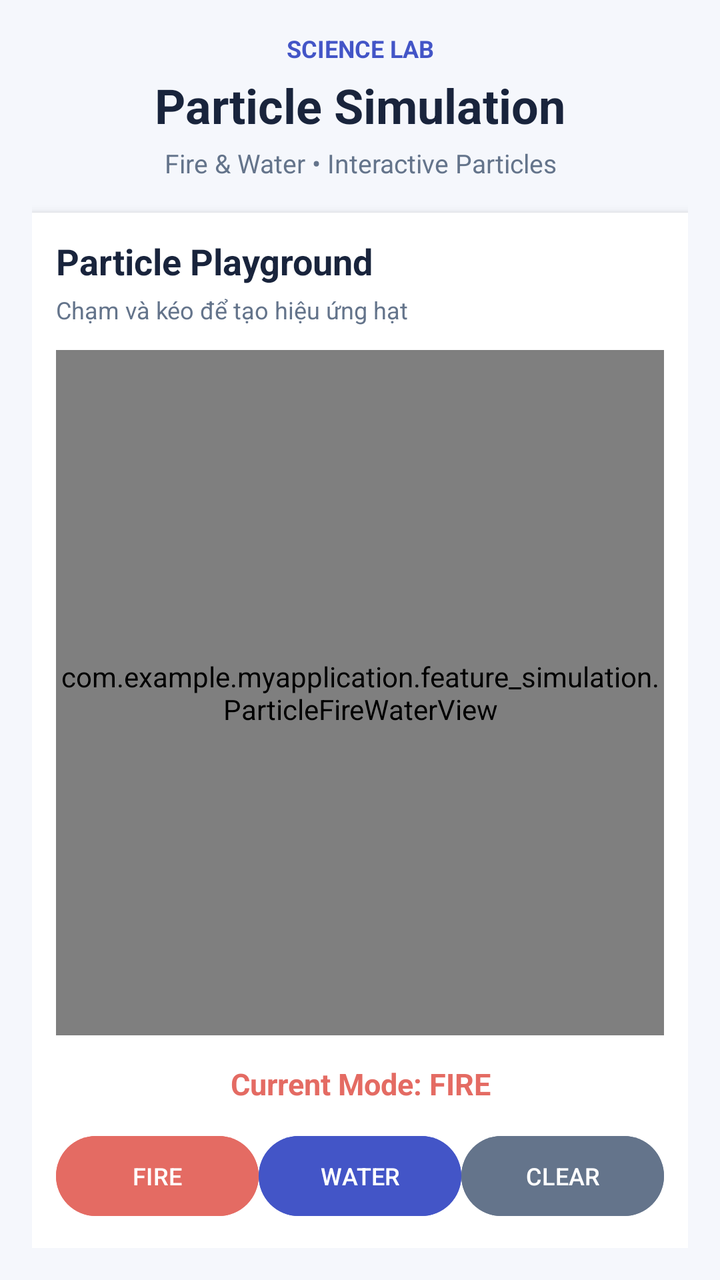
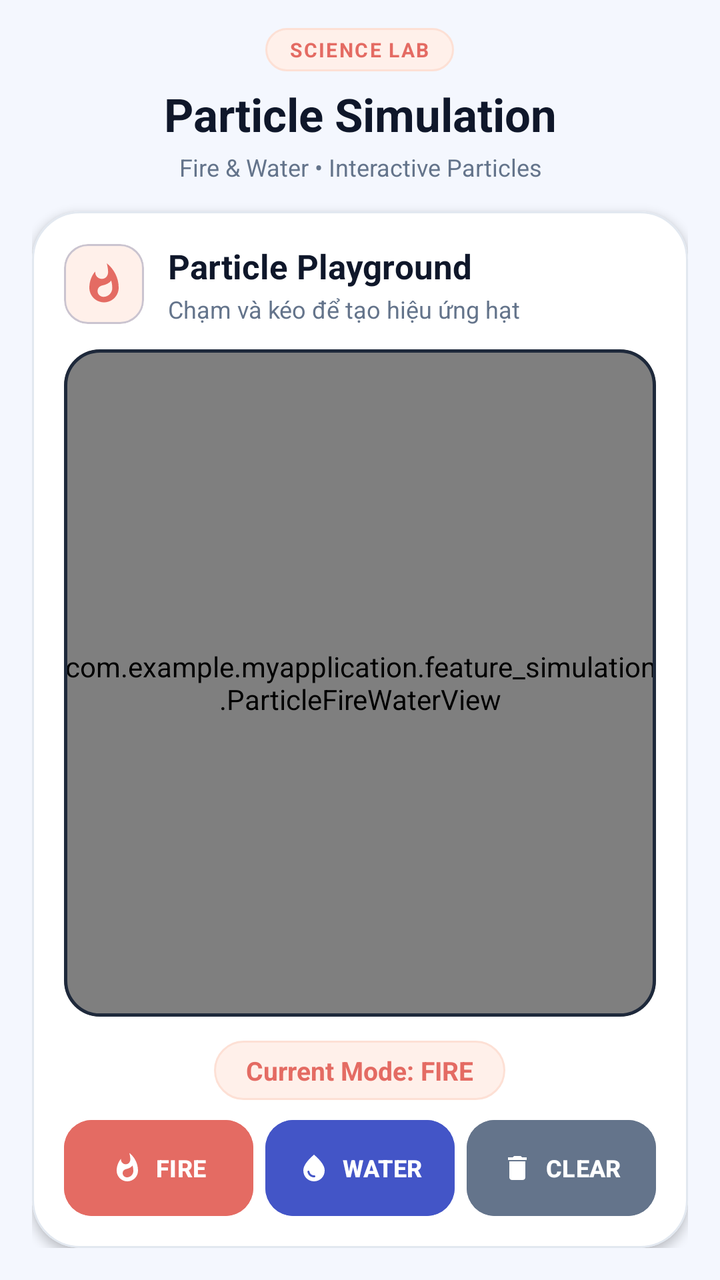

Before-and-after screenshots of an Android layout around one commit, followed by the original layout XML and the change that was made.
<!-- AndroidManifest.xml: application theme Theme.MyApplication -->
<!-- res/layout/fragment_simulation.xml -->
<?xml version="1.0" encoding="utf-8"?>
<LinearLayout
    xmlns:android="http://schemas.android.com/apk/res/android"
    android:layout_width="match_parent"
    android:layout_height="match_parent"
    android:orientation="vertical"
    android:background="#F5F7FC"
    android:paddingLeft="16dp"
    android:paddingRight="16dp"
    android:paddingTop="16dp"
    android:paddingBottom="16dp">

    
    <TextView
        android:layout_width="match_parent"
        android:layout_height="wrap_content"
        android:text="@string/title_science_lab"
        android:textColor="#4355C7"
        android:textSize="12sp"
        android:textStyle="bold"
        android:gravity="center"/>

    <TextView
        android:layout_width="match_parent"
        android:layout_height="wrap_content"
        android:layout_marginTop="4dp"
        android:text="@string/subtitle_simulation"
        android:textColor="#19243C"
        android:textSize="24sp"
        android:textStyle="bold"
        android:gravity="center"/>

    <TextView
        android:layout_width="match_parent"
        android:layout_height="wrap_content"
        android:layout_marginTop="4dp"
        android:layout_marginBottom="16dp"
        android:text="@string/tag_simulation_features"
        android:textColor="#64748B"
        android:textSize="13sp"
        android:gravity="center"/>

    
    <LinearLayout
        android:layout_width="match_parent"
        android:layout_height="0dp"
        android:layout_weight="1"
        android:orientation="vertical"
        android:background="#FFFFFF"
        android:padding="12dp"
        android:elevation="3dp">

        
        <TextView
            android:layout_width="match_parent"
            android:layout_height="wrap_content"
            android:text="@string/simulation_playground_title"
            android:textColor="#19243C"
            android:textSize="18sp"
            android:textStyle="bold"/>

        <TextView
            android:layout_width="match_parent"
            android:layout_height="wrap_content"
            android:layout_marginTop="4dp"
            android:layout_marginBottom="12dp"
            android:text="@string/simulation_playground_desc"
            android:textColor="#64748B"
            android:textSize="12sp"/>

        
        <FrameLayout
            android:layout_width="match_parent"
            android:layout_height="0dp"
            android:layout_weight="1"
            android:background="#0D1424"
            android:clipChildren="true"
            android:clipToPadding="true">

            <com.example.myapplication.feature_simulation.ParticleFireWaterView
                android:id="@+id/particleView"
                android:layout_width="match_parent"
                android:layout_height="match_parent"/>

        </FrameLayout>

        
        <TextView
            android:id="@+id/txtMode"
            android:layout_width="match_parent"
            android:layout_height="wrap_content"
            android:layout_marginTop="14dp"
            android:layout_marginBottom="12dp"
            android:text="@string/lbl_current_mode_fire"
            android:textColor="#E46B63"
            android:textSize="15sp"
            android:textStyle="bold"
            android:gravity="center"/>

        
        <LinearLayout
            android:layout_width="match_parent"
            android:layout_height="wrap_content"
            android:orientation="horizontal">

            <Button
                android:id="@+id/btnFire"
                android:layout_width="0dp"
                android:layout_height="wrap_content"
                android:layout_weight="1"
                android:text="@string/btn_fire_mode"
                android:textColor="#FFFFFF"
                android:backgroundTint="#E46B63"
                android:textSize="12sp"/>

            <Button
                android:id="@+id/btnWater"
                android:layout_width="0dp"
                android:layout_height="wrap_content"
                android:layout_weight="1"
                android:text="@string/btn_water_mode"
                android:textColor="#FFFFFF"
                android:backgroundTint="#4355C7"
                android:textSize="12sp"/>

            <Button
                android:id="@+id/btnClear"
                android:layout_width="0dp"
                android:layout_height="wrap_content"
                android:layout_weight="1"
                android:text="@string/btn_clear"
                android:textColor="#FFFFFF"
                android:backgroundTint="#64748B"
                android:textSize="12sp"/>

        </LinearLayout>

    </LinearLayout>

</LinearLayout>
<!-- resources referenced by this layout -->
<resources>
  <string name="btn_clear">CLEAR</string>
  <string name="btn_fire_mode">FIRE</string>
  <string name="btn_water_mode">WATER</string>
  <string name="lbl_current_mode_fire">Current Mode: FIRE</string>
  <string name="simulation_playground_desc">Chạm và kéo để tạo hiệu ứng hạt</string>
  <string name="simulation_playground_title">Particle Playground</string>
  <string name="subtitle_simulation">Particle Simulation</string>
  <string name="tag_simulation_features">Fire &amp; Water  •  Interactive Particles</string>
  <string name="title_science_lab">SCIENCE LAB</string>
  <style name="Theme.MyApplication" parent="Base.Theme.MyApplication" />
  <style name="Base.Theme.MyApplication" parent="Theme.Material3.DayNight.NoActionBar">
          
          
      </style>
</resources>

<!-- the commit's change to res/layout/fragment_simulation.xml (unified diff, before → after) -->
@@ -1,140 +1,234 @@
 <?xml version="1.0" encoding="utf-8"?>
-<LinearLayout
-    xmlns:android="http://schemas.android.com/apk/res/android"
+<LinearLayout xmlns:android="http://schemas.android.com/apk/res/android"
+    xmlns:app="http://schemas.android.com/apk/res-auto"
     android:layout_width="match_parent"
     android:layout_height="match_parent"
+    android:background="@color/lab_bg"
     android:orientation="vertical"
-    android:background="#F5F7FC"
-    android:paddingLeft="16dp"
-    android:paddingRight="16dp"
-    android:paddingTop="16dp"
+    android:paddingHorizontal="16dp"
+    android:paddingTop="14dp"
     android:paddingBottom="16dp">
-
-    
-    <TextView
-        android:layout_width="match_parent"
-        android:layout_height="wrap_content"
-        android:text="@string/title_science_lab"
-        android:textColor="#4355C7"
-        android:textSize="12sp"
-        android:textStyle="bold"
-        android:gravity="center"/>
-
-    <TextView
-        android:layout_width="match_parent"
-        android:layout_height="wrap_content"
-        android:layout_marginTop="4dp"
-        android:text="@string/subtitle_simulation"
-        android:textColor="#19243C"
-        android:textSize="24sp"
-        android:textStyle="bold"
-        android:gravity="center"/>
-
-    <TextView
-        android:layout_width="match_parent"
-        android:layout_height="wrap_content"
-        android:layout_marginTop="4dp"
-        android:layout_marginBottom="16dp"
-        android:text="@string/tag_simulation_features"
-        android:textColor="#64748B"
-        android:textSize="13sp"
-        android:gravity="center"/>
 
     
     <LinearLayout
         android:layout_width="match_parent"
-        android:layout_height="0dp"
-        android:layout_weight="1"
+        android:layout_height="wrap_content"
+        android:gravity="center"
         android:orientation="vertical"
-        android:background="#FFFFFF"
-        android:padding="12dp"
-        android:elevation="3dp">
-
-        
+        android:paddingBottom="14dp">
+
+        <TextView
+            android:layout_width="wrap_content"
+            android:layout_height="wrap_content"
+            android:background="@drawable/bg_badge_coral"
+            android:letterSpacing="0.08"
+            android:paddingHorizontal="12dp"
+            android:paddingVertical="4dp"
+            android:text="@string/title_science_lab"
+            android:textColor="@color/lab_coral"
+            android:textSize="10sp"
+            android:textStyle="bold" />
+
         <TextView
             android:layout_width="match_parent"
             android:layout_height="wrap_content"
-            android:text="@string/simulation_playground_title"
-            android:textColor="#19243C"
-            android:textSize="18sp"
-            android:textStyle="bold"/>
+            android:layout_marginTop="6dp"
+            android:gravity="center"
+            android:text="@string/subtitle_simulation"
+            android:textColor="@color/lab_text_primary"
+            android:textSize="23sp"
+            android:textStyle="bold" />
 
         <TextView
             android:layout_width="match_parent"
             android:layout_height="wrap_content"
-            android:layout_marginTop="4dp"
-            android:layout_marginBottom="12dp"
-            android:text="@string/simulation_playground_desc"
-            android:textColor="#64748B"
-            android:textSize="12sp"/>
-
-        
-        <FrameLayout
-            android:layout_width="match_parent"
-            android:layout_height="0dp"
-            android:layout_weight="1"
-            android:background="#0D1424"
-            android:clipChildren="true"
-            android:clipToPadding="true">
-
-            <com.example.myapplication.feature_simulation.ParticleFireWaterView
-                android:id="@+id/particleView"
-                android:layout_width="match_parent"
-                android:layout_height="match_parent"/>
-
-        </FrameLayout>
-
-        
-        <TextView
-            android:id="@+id/txtMode"
-            android:layout_width="match_parent"
-            android:layout_height="wrap_content"
-            android:layout_marginTop="14dp"
-            android:layout_marginBottom="12dp"
-            android:text="@string/lbl_current_mode_fire"
-            android:textColor="#E46B63"
-            android:textSize="15sp"
-            android:textStyle="bold"
-            android:gravity="center"/>
-
-        
+            android:layout_marginTop="3dp"
+            android:gravity="center"
+            android:text="@string/tag_simulation_features"
+            android:textColor="@color/lab_text_muted"
+            android:textSize="12sp" />
+
+    </LinearLayout>
+
+    
+    <com.google.android.material.card.MaterialCardView
+        android:layout_width="match_parent"
+        android:layout_height="0dp"
+        android:layout_weight="1"
+        app:cardBackgroundColor="@color/lab_surface"
+        app:cardCornerRadius="24dp"
+        app:cardElevation="3dp"
+        app:strokeColor="@color/lab_border"
+        app:strokeWidth="1dp">
+
         <LinearLayout
             android:layout_width="match_parent"
-            android:layout_height="wrap_content"
-            android:orientation="horizontal">
-
-            <Button
-                android:id="@+id/btnFire"
-                android:layout_width="0dp"
+            android:layout_height="match_parent"
+            android:orientation="vertical"
+            android:padding="16dp">
+
+            
+            <LinearLayout
+                android:layout_width="match_parent"
                 android:layout_height="wrap_content"
+                android:layout_marginBottom="12dp"
+                android:gravity="center_vertical"
+                android:orientation="horizontal">
+
+                <com.google.android.material.card.MaterialCardView
+                    android:layout_width="40dp"
+                    android:layout_height="40dp"
+                    app:cardBackgroundColor="@color/lab_coral_light"
+                    app:cardCornerRadius="12dp"
+                    app:cardElevation="0dp">
+
+                    <ImageView
+                        android:layout_width="22dp"
+                        android:layout_height="22dp"
+                        android:layout_gravity="center"
+                        android:importantForAccessibility="no"
+                        android:src="@drawable/ic_nav_simulation"
+                        app:tint="@color/lab_coral" />
+
+                </com.google.android.material.card.MaterialCardView>
+
+                <LinearLayout
+                    android:layout_width="0dp"
+                    android:layout_height="wrap_content"
+                    android:layout_weight="1"
+                    android:orientation="vertical"
+                    android:paddingStart="12dp">
+
+                    <TextView
+                        android:layout_width="match_parent"
+                        android:layout_height="wrap_content"
+                        android:text="@string/simulation_playground_title"
+                        android:textColor="@color/lab_text_primary"
+                        android:textSize="17sp"
+                        android:textStyle="bold" />
+
+                    <TextView
+                        android:layout_width="match_parent"
+                        android:layout_height="wrap_content"
+                        android:layout_marginTop="2dp"
+                        android:text="@string/simulation_playground_desc"
+                        android:textColor="@color/lab_text_muted"
+                        android:textSize="12sp" />
+
+                </LinearLayout>
+
+            </LinearLayout>
+
+            
+            <com.google.android.material.card.MaterialCardView
+                android:layout_width="match_parent"
+                android:layout_height="0dp"
                 android:layout_weight="1"
-                android:text="@string/btn_fire_mode"
-                android:textColor="#FFFFFF"
-                android:backgroundTint="#E46B63"
-                android:textSize="12sp"/>
-
-            <Button
-                android:id="@+id/btnWater"
-                android:layout_width="0dp"
+                app:cardBackgroundColor="#0D1424"
+                app:cardCornerRadius="18dp"
+                app:cardElevation="0dp"
+                app:strokeColor="#1E293B"
+                app:strokeWidth="1.5dp">
+
+                <com.example.myapplication.feature_simulation.ParticleFireWaterView
+                    android:id="@+id/particleView"
+                    android:layout_width="match_parent"
+                    android:layout_height="match_parent" />
+
+            </com.google.android.material.card.MaterialCardView>
+
+            
+            <TextView
+                android:id="@+id/txtMode"
+                android:layout_width="wrap_content"
                 android:layout_height="wrap_content"
-                android:layout_weight="1"
-                android:text="@string/btn_water_mode"
-                android:textColor="#FFFFFF"
-                android:backgroundTint="#4355C7"
-                android:textSize="12sp"/>
-
-            <Button
-                android:id="@+id/btnClear"
-                android:layout_width="0dp"
+                android:layout_gravity="center_horizontal"
+                android:layout_marginTop="12dp"
+                android:layout_marginBottom="10dp"
+                android:background="@drawable/bg_badge_coral"
+                android:gravity="center"
+                android:paddingHorizontal="16dp"
+                android:paddingVertical="6dp"
+                android:text="@string/lbl_current_mode_fire"
+                android:textColor="@color/lab_coral"
+                android:textSize="13sp"
+                android:textStyle="bold" />
+
+            
+            <LinearLayout
+                android:layout_width="match_parent"
                 android:layout_height="wrap_content"
-                android:layout_weight="1"
-                android:text="@string/btn_clear"
-                android:textColor="#FFFFFF"
-                android:backgroundTint="#64748B"
-                android:textSize="12sp"/>
+                android:orientation="horizontal">
+
+                <com.google.android.material.button.MaterialButton
+                    android:id="@+id/btnFire"
+                    android:layout_width="0dp"
+                    android:layout_height="48dp"
+                    android:layout_marginEnd="6dp"
+                    android:layout_weight="1"
+                    android:backgroundTint="@color/lab_coral"
+                    android:insetTop="0dp"
+                    android:insetBottom="0dp"
+                    android:minWidth="0dp"
+                    android:paddingHorizontal="8dp"
+                    android:text="@string/btn_fire_mode"
+                    android:textColor="#FFFFFF"
+                    android:textSize="12sp"
+                    android:textStyle="bold"
+                    app:cornerRadius="14dp"
+                    app:icon="@drawable/ic_nav_simulation"
+                    app:iconGravity="textStart"
+                    app:iconPadding="6dp"
+                    app:iconSize="16dp"
+                    app:iconTint="#FFFFFF" />
+
+                <com.google.android.material.button.MaterialButton
+                    android:id="@+id/btnWater"
+                    android:layout_width="0dp"
+                    android:layout_height="48dp"
+                    android:layout_marginEnd="6dp"
+                    android:layout_weight="1"
+                    android:backgroundTint="@color/lab_primary"
+                    android:insetTop="0dp"
+                    android:insetBottom="0dp"
+                    android:minWidth="0dp"
+                    android:paddingHorizontal="8dp"
+                    android:text="@string/btn_water_mode"
+                    android:textColor="#FFFFFF"
+                    android:textSize="12sp"
+                    android:textStyle="bold"
+                    app:cornerRadius="14dp"
+                    app:icon="@drawable/ic_water"
+                    app:iconGravity="textStart"
+                    app:iconPadding="6dp"
+                    app:iconSize="16dp"
+                    app:iconTint="#FFFFFF" />
+
+                <com.google.android.material.button.MaterialButton
+                    android:id="@+id/btnClear"
+                    android:layout_width="0dp"
+                    android:layout_height="48dp"
+                    android:layout_weight="1"
+                    android:backgroundTint="@color/lab_text_muted"
+                    android:insetTop="0dp"
+                    android:insetBottom="0dp"
+                    android:minWidth="0dp"
+                    android:paddingHorizontal="8dp"
+                    android:text="@string/btn_clear"
+                    android:textColor="#FFFFFF"
+                    android:textSize="12sp"
+                    android:textStyle="bold"
+                    app:cornerRadius="14dp"
+                    app:icon="@drawable/ic_delete"
+                    app:iconGravity="textStart"
+                    app:iconPadding="6dp"
+                    app:iconSize="16dp"
+                    app:iconTint="#FFFFFF" />
+
+            </LinearLayout>
 
         </LinearLayout>
 
-    </LinearLayout>
+    </com.google.android.material.card.MaterialCardView>
 
 </LinearLayout>
<!-- resource entries referenced after the edit -->
@@ -1,5 +1,56 @@
 <!-- resources referenced by this layout -->
 <resources>
+  <color name="lab_bg">#F4F7FE</color>
+  <color name="lab_border">#E2E8F0</color>
+  <color name="lab_coral">#E46B63</color>
+  <color name="lab_coral_light">#FFF0EA</color>
+  <color name="lab_primary">#4355C7</color>
+  <color name="lab_surface">#FFFFFF</color>
+  <color name="lab_text_muted">#64748B</color>
+  <color name="lab_text_primary">#0F172A</color>
+  <!-- drawable bg_badge_coral (drawable) -->
+  <?xml version="1.0" encoding="utf-8"?>
+  <shape xmlns:android="http://schemas.android.com/apk/res/android"
+      android:shape="rectangle">
+      <solid android:color="#FFF0EA" />
+      <stroke
+          android:width="1dp"
+          android:color="#FDE0D5" />
+      <corners android:radius="50dp" />
+  </shape>
+  <!-- drawable ic_delete (drawable) -->
+  <?xml version="1.0" encoding="utf-8"?>
+  <vector xmlns:android="http://schemas.android.com/apk/res/android"
+      android:width="16dp"
+      android:height="16dp"
+      android:viewportWidth="24"
+      android:viewportHeight="24">
+      <path
+          android:fillColor="#FF000000"
+          android:pathData="M6,19c0,1.1 0.9,2 2,2h8c1.1,0 2,-0.9 2,-2V7H6V19zM19,4h-3.5l-1,-1h-5l-1,1H5v2h14V4z" />
+  </vector>
+  <!-- drawable ic_nav_simulation (drawable) -->
+  <?xml version="1.0" encoding="utf-8"?>
+  <vector xmlns:android="http://schemas.android.com/apk/res/android"
+      android:width="24dp"
+      android:height="24dp"
+      android:viewportWidth="24"
+      android:viewportHeight="24">
+      <path
+          android:fillColor="#FF000000"
+          android:pathData="M13.5,0.67s0.74,2.65 0.74,4.8c0,2.06 -1.35,3.73 -3.41,3.73c-2.07,0 -3.63,-1.67 -3.63,-3.73l0.03,-0.36C5.21,7.51 4,10.62 4,14c0,4.42 3.58,8 8,8s8,-3.58 8,-8C20,8.61 17.41,3.8 13.5,0.67zM11.71,19c-1.78,0 -3.22,-1.4 -3.22,-3.14c0,-1.62 1.05,-2.76 2.81,-3.12c1.77,-0.36 3.6,-1.21 4.62,-2.58c0.39,1.29 0.59,2.65 0.59,4.04C16.51,16.85 14.36,19 11.71,19z" />
+  </vector>
+  <!-- drawable ic_water (drawable) -->
+  <?xml version="1.0" encoding="utf-8"?>
+  <vector xmlns:android="http://schemas.android.com/apk/res/android"
+      android:width="18dp"
+      android:height="18dp"
+      android:viewportWidth="24"
+      android:viewportHeight="24">
+      <path
+          android:fillColor="#FF000000"
+          android:pathData="M12,2c-5.33,4.55 -8,8.48 -8,11.8c0,4.98 3.8,8.2 8,8.2s8,-3.22 8,-8.2C20,10.48 17.33,6.55 12,2zM7.83,14c0.37,0 0.67,0.26 0.74,0.62c0.41,2.22 2.28,2.98 3.64,2.87c0.43,-0.02 0.79,0.32 0.79,0.75c0,0.4 -0.32,0.73 -0.72,0.75c-2.13,0.13 -4.62,-1.09 -5.19,-4.12C7.01,14.42 7.37,14 7.83,14z" />
+  </vector>
   <string name="btn_clear">CLEAR</string>
   <string name="btn_fire_mode">FIRE</string>
   <string name="btn_water_mode">WATER</string>
@@ -10,9 +61,19 @@
   <string name="tag_simulation_features">Fire &amp; Water  •  Interactive Particles</string>
   <string name="title_science_lab">SCIENCE LAB</string>
   <style name="Theme.MyApplication" parent="Base.Theme.MyApplication" />
-  <style name="Base.Theme.MyApplication" parent="Theme.Material3.DayNight.NoActionBar">
-          
-          
+  <style name="Base.Theme.MyApplication" parent="Theme.Material3.Light.NoActionBar">
+          <item name="colorPrimary">@color/lab_primary</item>
+          <item name="colorPrimaryContainer">@color/lab_primary_light</item>
+          <item name="colorOnPrimaryContainer">@color/lab_primary</item>
+          <item name="colorSecondary">@color/lab_teal</item>
+          <item name="colorSecondaryContainer">@color/lab_teal_light</item>
+          <item name="android:windowBackground">@color/lab_bg</item>
+          <item name="android:statusBarColor">@color/lab_bg</item>
+          <item name="android:navigationBarColor">@color/lab_surface</item>
+          <item name="android:windowLightStatusBar" tools:targetApi="m">true</item>
       </style>
+  <color name="lab_primary_light">#EEF2FF</color>
+  <color name="lab_teal">#0F9E91</color>
+  <color name="lab_teal_light">#E5F7F2</color>
 </resources>
 
